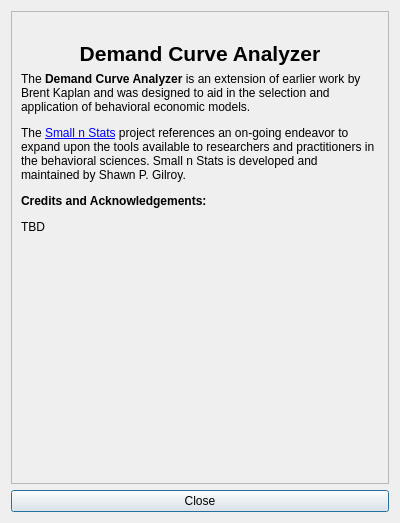
Above: creditsdialog.ui from miyamot0/DemandCalculatorQT before the change. Below: the same form after it.
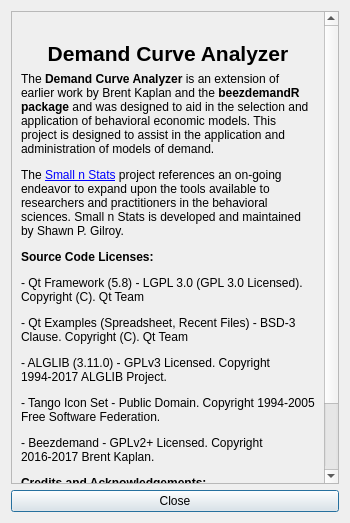
That is the form after the change. Icons and pictures are not drawn.

```diff
--- a/creditsdialog.ui
+++ b/creditsdialog.ui
@@ -6,7 +6,7 @@
    <rect>
     <x>0</x>
     <y>0</y>
-    <width>400</width>
+    <width>350</width>
     <height>523</height>
    </rect>
   </property>
@@ -27,8 +27,8 @@
        <rect>
         <x>0</x>
         <y>0</y>
-        <width>380</width>
-        <height>473</height>
+        <width>313</width>
+        <height>645</height>
        </rect>
       </property>
       <layout class="QVBoxLayout" name="verticalLayout_2">
@@ -74,7 +74,7 @@
        <item>
         <widget class="QLabel" name="label_2">
          <property name="text">
-          <string>&lt;html&gt;&lt;head/&gt;&lt;body&gt;&lt;p&gt;The &lt;span style=&quot; font-weight:600;&quot;&gt;Demand Curve Analyzer&lt;/span&gt; is an extension of earlier work by Brent Kaplan and was designed to aid in the selection and application of behavioral economic models. &lt;/p&gt;&lt;p&gt;The &lt;a href=&quot;http://www.smallnstats.com&quot;&gt;&lt;span style=&quot; text-decoration: underline; color:#0000ff;&quot;&gt;Small n Stats&lt;/span&gt;&lt;/a&gt; project references an on-going endeavor to expand upon the tools available to researchers and practitioners in the behavioral sciences. Small n Stats is developed and maintained by Shawn P. Gilroy.&lt;/p&gt;&lt;p&gt;&lt;span style=&quot; font-weight:600;&quot;&gt;Credits and Acknowledgements:&lt;/span&gt;&lt;/p&gt;&lt;p&gt;TBD&lt;/p&gt;&lt;/body&gt;&lt;/html&gt;</string>
+          <string>&lt;html&gt;&lt;head/&gt;&lt;body&gt;&lt;p&gt;The &lt;span style=&quot; font-weight:600;&quot;&gt;Demand Curve Analyzer&lt;/span&gt; is an extension of earlier work by Brent Kaplan and the &lt;span style=&quot; font-weight:600;&quot;&gt;beezdemandR package&lt;/span&gt; and was designed to aid in the selection and application of behavioral economic models. This project is designed to assist in the application and administration of models of demand. &lt;/p&gt;&lt;p&gt;The &lt;a href=&quot;http://www.smallnstats.com&quot;&gt;&lt;span style=&quot; text-decoration: underline; color:#0000ff;&quot;&gt;Small n Stats&lt;/span&gt;&lt;/a&gt; project references an on-going endeavor to expand upon the tools available to researchers and practitioners in the behavioral sciences. Small n Stats is developed and maintained by Shawn P. Gilroy.&lt;/p&gt;&lt;p&gt;&lt;span style=&quot; font-weight:600;&quot;&gt;Source Code Licenses:&lt;/span&gt;&lt;/p&gt;&lt;p&gt;- Qt Framework (5.8) - LGPL 3.0 (GPL 3.0 Licensed). Copyright (C). Qt Team&lt;/p&gt;&lt;p&gt;- Qt Examples (Spreadsheet, Recent Files) - BSD-3 Clause. Copyright (C). Qt Team&lt;/p&gt;&lt;p&gt;- ALGLIB (3.11.0) - GPLv3 Licensed. Copyright 1994-2017 ALGLIB Project.&lt;/p&gt;&lt;p&gt;- Tango Icon Set - Public Domain. Copyright 1994-2005 Free Software Federation.&lt;/p&gt;&lt;p&gt;- Beezdemand - GPLv2+ Licensed. Copyright 2016-2017 Brent Kaplan.&lt;/p&gt;&lt;p&gt;&lt;span style=&quot; font-weight:600;&quot;&gt;Credits and Acknowledgements:&lt;/span&gt;&lt;/p&gt;&lt;p&gt;TBD&lt;/p&gt;&lt;/body&gt;&lt;/html&gt;</string>
          </property>
          <property name="wordWrap">
           <bool>true</bool>
```
